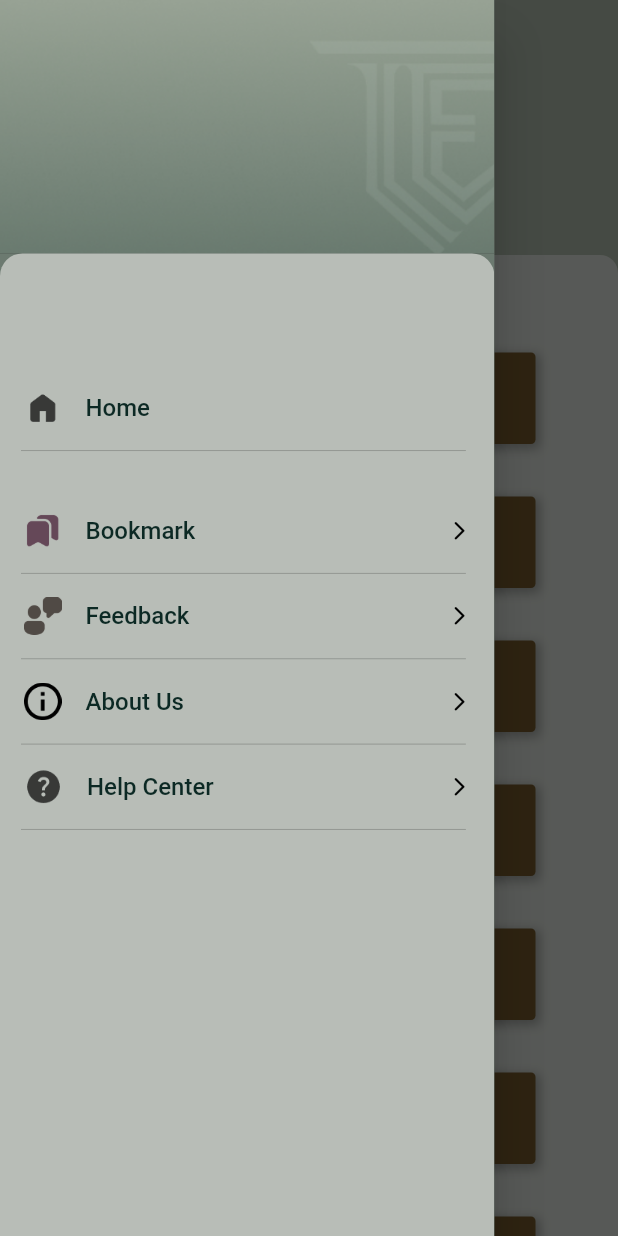
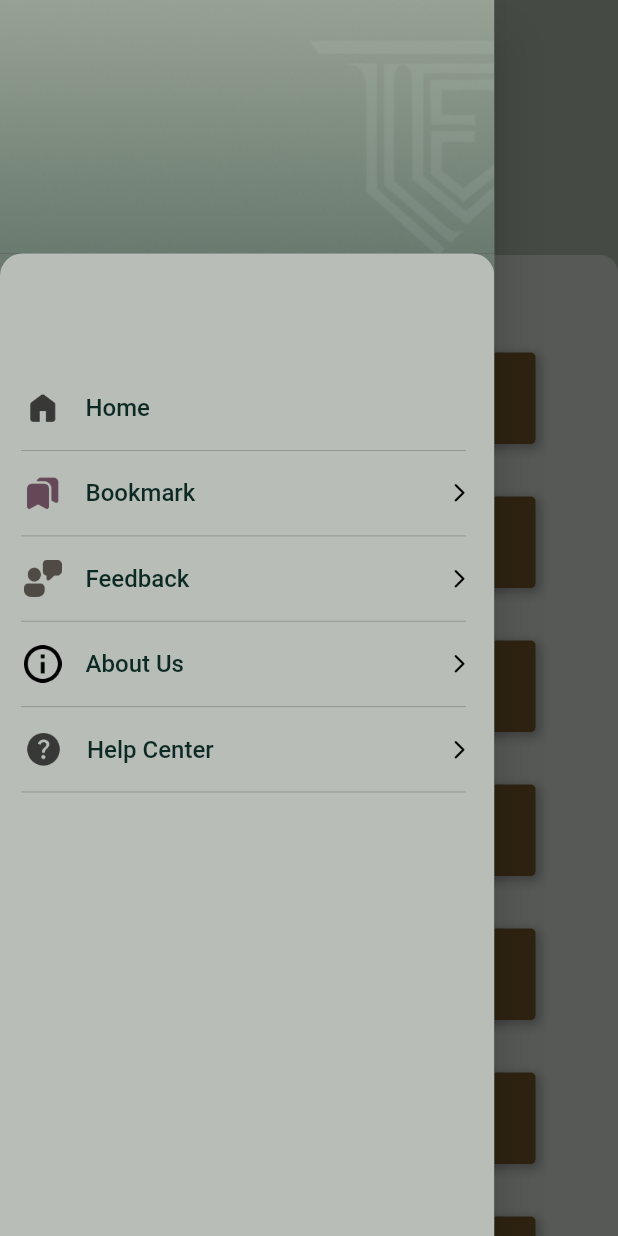
Before and after one commit to sev-n/Legal-Ease-Ius-Criminale, a Flutter app: the BookMark screen opened directly, with the side drawer open, on a phone screen of 412 x 824 dp. Run offline on Flutter 3.47's test engine with Material 2 defaults, Android fonts, the phone set to English and light mode, and no system bars; our stand-ins replace get, smooth_page_indicator; Roboto replaces fonts that are missing (RobotoFlex).

Commit message:
Removed space

```diff
--- a/lib/src/home/sidemenu.dart
+++ b/lib/src/home/sidemenu.dart
@@ -93,7 +93,7 @@ class SideMenu extends StatelessWidget {
                     indent: 14.0,
                     endIndent: 19.0,
                   ),
-                  const SizedBox(height: 25),
+                  //const SizedBox(height: 25),
                   ListTile(
                     minLeadingWidth: 10.0,
                     leading: Image.asset('assets/images/bookmark.png',
```
